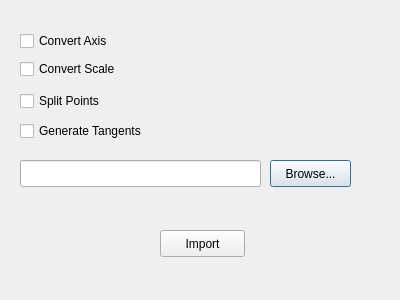
The window that dialogs/mesh_import_dialog/meshimport.ui (aaether14/aaengine) describes before a commit, drawn with Qt 5.
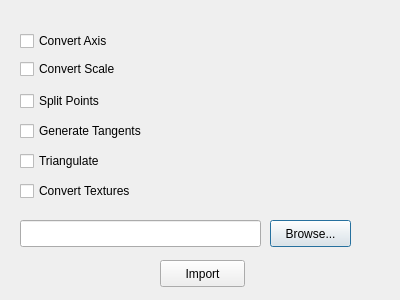
The same window after the commit.

```diff
--- a/dialogs/mesh_import_dialog/meshimport.ui
+++ b/dialogs/mesh_import_dialog/meshimport.ui
@@ -43,7 +43,7 @@
    <property name="geometry">
     <rect>
      <x>20</x>
-     <y>160</y>
+     <y>220</y>
      <width>241</width>
      <height>27</height>
     </rect>
@@ -53,7 +53,7 @@
    <property name="geometry">
     <rect>
      <x>270</x>
-     <y>160</y>
+     <y>220</y>
      <width>81</width>
      <height>27</height>
     </rect>
@@ -92,7 +92,7 @@
    <property name="geometry">
     <rect>
      <x>160</x>
-     <y>230</y>
+     <y>260</y>
      <width>85</width>
      <height>27</height>
     </rect>
@@ -101,6 +101,32 @@
     <string>Import</string>
    </property>
   </widget>
+  <widget class="QCheckBox" name="checkBox_triangulate">
+   <property name="geometry">
+    <rect>
+     <x>20</x>
+     <y>150</y>
+     <width>111</width>
+     <height>22</height>
+    </rect>
+   </property>
+   <property name="text">
+    <string>Triangulate</string>
+   </property>
+  </widget>
+  <widget class="QCheckBox" name="checkBox_convert_textures">
+   <property name="geometry">
+    <rect>
+     <x>20</x>
+     <y>180</y>
+     <width>141</width>
+     <height>22</height>
+    </rect>
+   </property>
+   <property name="text">
+    <string>Convert Textures</string>
+   </property>
+  </widget>
  </widget>
  <tabstops>
   <tabstop>lineEdit</tabstop>
```
Left out of the diff: 2 changed lines with no effect on the pictures.
